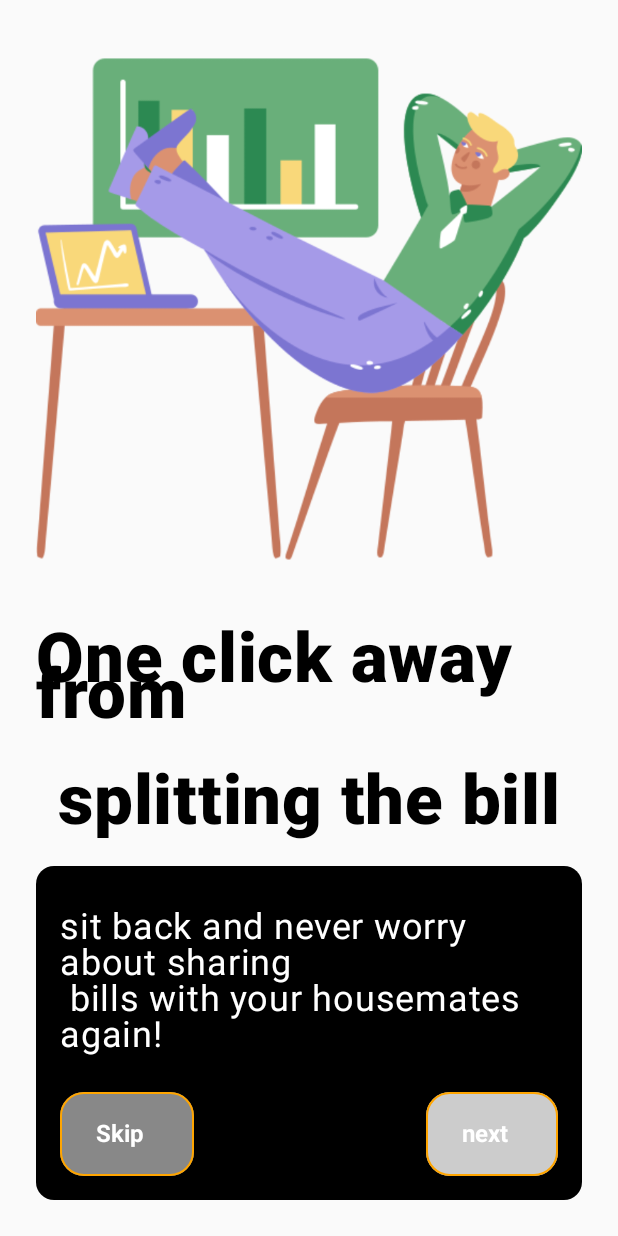
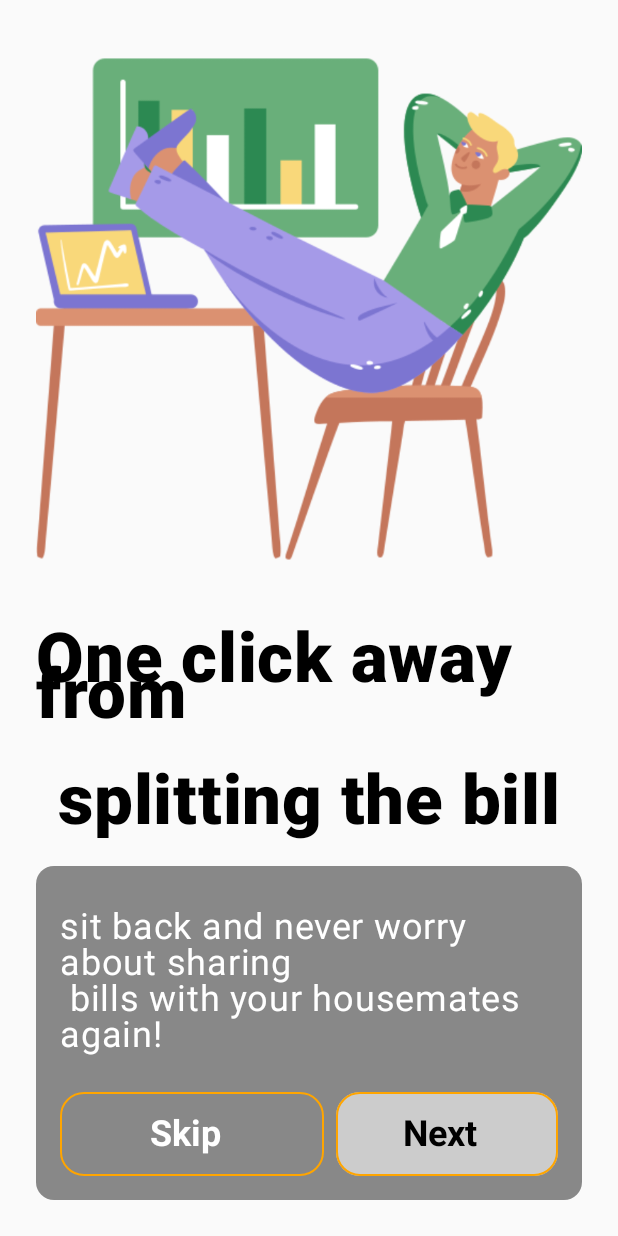
Before and after one commit to DevKorrir/BongeshaProject1, an Android app built with Jetpack Compose: the MainActivity screen opened through its navigation route, on a phone screen of 412 x 824 dp. Run offline under Robolectric (Android 15) with nearby library versions, the phone set to English and light mode, and no system bars.

Commit message:
modified bonga box border and aplly it to various screens

```diff
--- a/app/src/main/java/dev/korryr/bongesha/commons/bongabutton.kt
+++ b/app/src/main/java/dev/korryr/bongesha/commons/bongabutton.kt
@@ -30,6 +30,7 @@ import dev.korryr.bongesha.ui.theme.orange100
 fun bongabutton(
     modifier: Modifier = Modifier,
     label: String,
+    color: Color? = null,
     buttonColor: Color,
     showArrow: Boolean = true,
     onClick: () -> Unit
@@ -50,12 +51,14 @@ fun bongabutton(
             horizontalArrangement = Arrangement.Center,
             verticalAlignment = Alignment.CenterVertically
         ) {
-            Text(
-                text = label,
-                color = Color.White,
-                fontWeight = FontWeight.Bold,
-                fontSize = 16.sp
-            )
+            if (color != null) {
+                Text(
+                    text = label,
+                    color = color,
+                    fontWeight = FontWeight.Bold,
+                    fontSize = 24.sp
+                )
+            }
             Spacer(modifier = Modifier.width(8.dp))
             if (showArrow){
                 Icon(
--- a/app/src/main/java/dev/korryr/bongesha/screens/welcomescreen.kt
+++ b/app/src/main/java/dev/korryr/bongesha/screens/welcomescreen.kt
@@ -72,7 +72,7 @@ fun BongaWelcome(
                 modifier = Modifier
                     .background(
                         shape = RoundedCornerShape(12.dp),
-                        color = Color.Black)
+                        color = Color.Gray)
                     .fillMaxWidth()
                     //.align(Alignment.BottomCenter)
                     .height(288.dp),
@@ -92,22 +92,23 @@ fun BongaWelcome(
 
                     Row (
                         modifier = Modifier.fillMaxWidth(),
-                        horizontalArrangement = Arrangement.SpaceBetween,
+                        horizontalArrangement = Arrangement.SpaceEvenly,
                         verticalAlignment = Alignment.CenterVertically
                     ){
                         Row(
                             modifier = Modifier.fillMaxWidth(),
-                            horizontalArrangement = Arrangement.SpaceBetween,
+                            horizontalArrangement = Arrangement.SpaceEvenly,
                             verticalAlignment = Alignment.CenterVertically
                         ) {
                             bongabutton(
 
                                 showArrow = false,
                                 label = "Skip",
+                                color = Color.White,
                                 buttonColor = Color.Gray,
                                 modifier = Modifier
-                                    .wrapContentWidth()
-                                    //.weight(1f)
+                                    .width(176.dp)
+                                    //.wrapContentWidth()
                             ) {
                             }
 
@@ -115,11 +116,12 @@ fun BongaWelcome(
 
                             bongabutton(
                                 showArrow = false,
-                                label = "next",
+                                label = "Next",
+                                color = Color.Black,
                                 buttonColor = Color.LightGray,
                                 modifier = Modifier
-
-                                    .wrapContentWidth()
+                                    .width(176.dp)
+                                    //.wrapContentWidth()
                             ) {
 
                             }
```
Also changed, not shown: app/src/main/java/dev/korryr/bongesha/commons/bongabox.kt (+19 -1 lines), app/src/main/java/dev/korryr/bongesha/screens/signupscreen.kt (+4 -17 lines).
